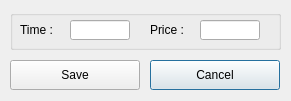
Before: the Qt Designer form client/dlgpaneluseedit.ui in tbikfalvi/Belenus, drawn with Qt 5.
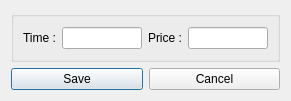
After: the same form once the commit is applied.

Commit message: Dialog layout-ozas ... haaaat eleg ronda igy :-|

The edit to the form file:
```diff
--- a/client/dlgpaneluseedit.ui
+++ b/client/dlgpaneluseedit.ui
@@ -13,103 +13,67 @@
   <property name="windowTitle">
    <string>Dialog</string>
   </property>
-  <widget class="QPushButton" name="pbCancel">
-   <property name="geometry">
-    <rect>
-     <x>150</x>
-     <y>60</y>
-     <width>130</width>
-     <height>30</height>
-    </rect>
-   </property>
-   <property name="text">
-    <string>Cancel</string>
-   </property>
-   <property name="iconSize">
-    <size>
-     <width>20</width>
-     <height>20</height>
-    </size>
-   </property>
-  </widget>
-  <widget class="QPushButton" name="pbSave">
-   <property name="geometry">
-    <rect>
-     <x>10</x>
-     <y>60</y>
-     <width>130</width>
-     <height>30</height>
-    </rect>
-   </property>
-   <property name="text">
-    <string>Save</string>
-   </property>
-   <property name="iconSize">
-    <size>
-     <width>20</width>
-     <height>20</height>
-    </size>
-   </property>
-  </widget>
-  <widget class="QGroupBox" name="gbUseTimePrice">
-   <property name="geometry">
-    <rect>
-     <x>10</x>
-     <y>10</y>
-     <width>271</width>
-     <height>40</height>
-    </rect>
-   </property>
-   <property name="title">
-    <string/>
-   </property>
-   <widget class="QLineEdit" name="ledUsePrice">
-    <property name="geometry">
-     <rect>
-      <x>190</x>
-      <y>10</y>
-      <width>60</width>
-      <height>20</height>
-     </rect>
-    </property>
-   </widget>
-   <widget class="QLineEdit" name="ledUseTime">
-    <property name="geometry">
-     <rect>
-      <x>60</x>
-      <y>10</y>
-      <width>60</width>
-      <height>20</height>
-     </rect>
-    </property>
-   </widget>
-   <widget class="QLabel" name="lblUseTime">
-    <property name="geometry">
-     <rect>
-      <x>10</x>
-      <y>10</y>
-      <width>41</width>
-      <height>20</height>
-     </rect>
-    </property>
-    <property name="text">
-     <string>Time :</string>
-    </property>
-   </widget>
-   <widget class="QLabel" name="lblUsePrice">
-    <property name="geometry">
-     <rect>
-      <x>140</x>
-      <y>10</y>
-      <width>40</width>
-      <height>20</height>
-     </rect>
-    </property>
-    <property name="text">
-     <string>Price :</string>
-    </property>
-   </widget>
-  </widget>
+  <layout class="QVBoxLayout" name="verticalLayout">
+   <item>
+    <widget class="QGroupBox" name="gbUseTimePrice">
+     <property name="title">
+      <string/>
+     </property>
+     <layout class="QHBoxLayout" name="horizontalLayout">
+      <item>
+       <widget class="QLabel" name="lblUseTime">
+        <property name="text">
+         <string>Time :</string>
+        </property>
+       </widget>
+      </item>
+      <item>
+       <widget class="QLineEdit" name="ledUseTime"/>
+      </item>
+      <item>
+       <widget class="QLabel" name="lblUsePrice">
+        <property name="text">
+         <string>Price :</string>
+        </property>
+       </widget>
+      </item>
+      <item>
+       <widget class="QLineEdit" name="ledUsePrice"/>
+      </item>
+     </layout>
+    </widget>
+   </item>
+   <item>
+    <layout class="QHBoxLayout" name="horizontalLayout_2">
+     <item>
+      <widget class="QPushButton" name="pbSave">
+       <property name="text">
+        <string>Save</string>
+       </property>
+       <property name="iconSize">
+        <size>
+         <width>20</width>
+         <height>20</height>
+        </size>
+       </property>
+      </widget>
+     </item>
+     <item>
+      <widget class="QPushButton" name="pbCancel">
+       <property name="text">
+        <string>Cancel</string>
+       </property>
+       <property name="iconSize">
+        <size>
+         <width>20</width>
+         <height>20</height>
+        </size>
+       </property>
+      </widget>
+     </item>
+    </layout>
+   </item>
+  </layout>
  </widget>
  <resources/>
  <connections/>
```
Left out of the diff: 6 changed lines with no effect on the pictures. The commit also changes 8 other files.
